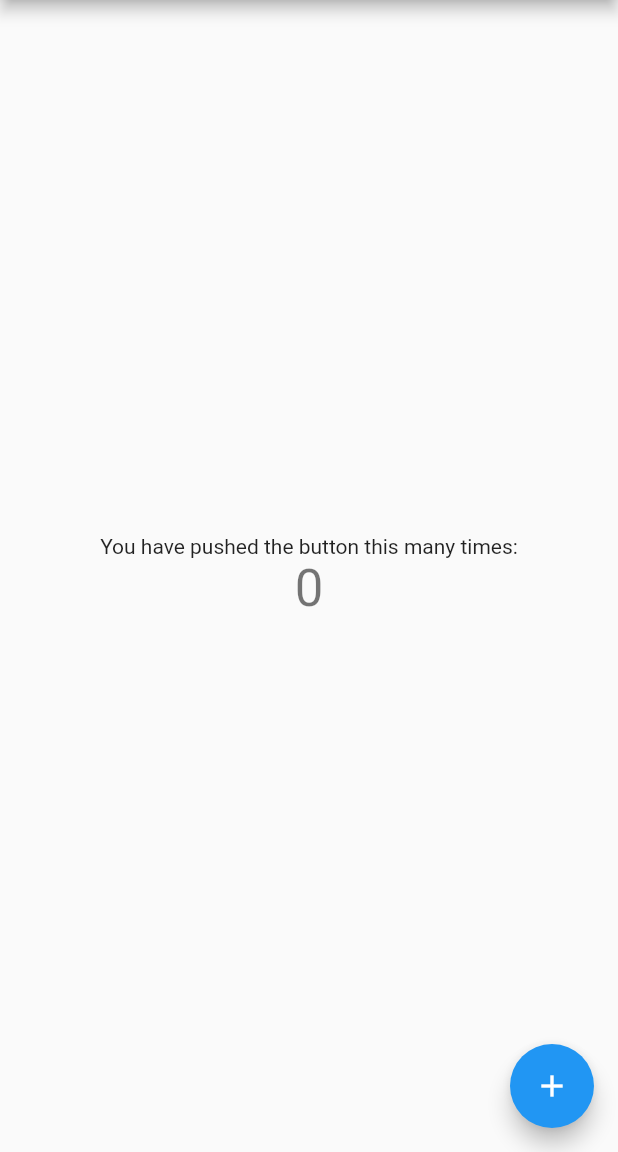
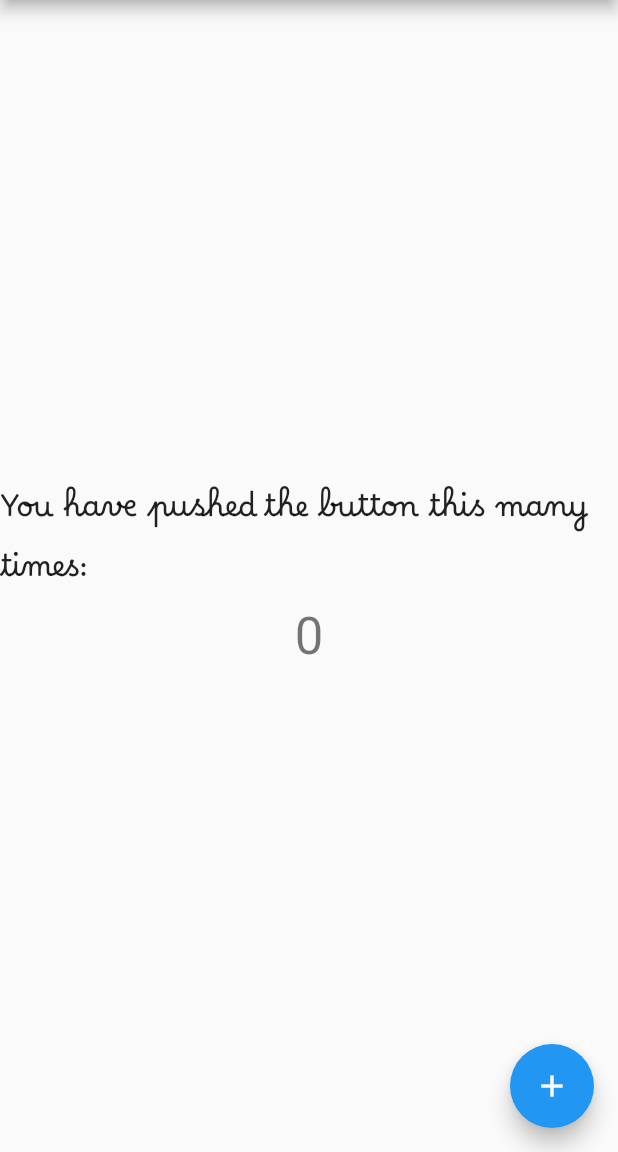
Before and after one commit to AbdullahWali79/flutterhomeb1, a Flutter app: the screen it shows after launch, on a phone screen of 412 x 824 dp, the part 84-1236 px from its top. Run offline on Flutter 3.47's test engine with Material 2 defaults, Android fonts, the phone set to English and light mode, and no system bars.

Commit message:
Done Font

```diff
--- a/applyfonts/lib/main.dart
+++ b/applyfonts/lib/main.dart
@@ -97,6 +97,10 @@ class _MyHomePageState extends State<MyHomePage> {
           children: <Widget>[
             const Text(
               'You have pushed the button this many times:',
+              style: TextStyle(
+                fontSize: 20,
+                fontFamily: 'Borel',
+              ),
             ),
             Text(
               '$_counter',
```
Also changed, not shown: applyfonts/pubspec.yaml (+4 -4 lines), applyfonts/fonts/Borel-Regular.ttf (added).
